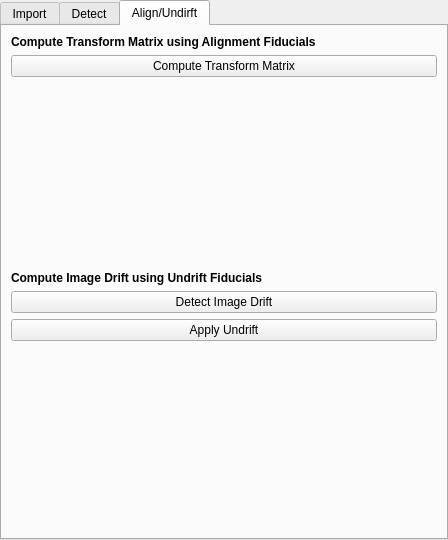
Old version of the form src/napari_gapseq2/widget_ui.ui in the repository piedrro/napari-GapSeq2.
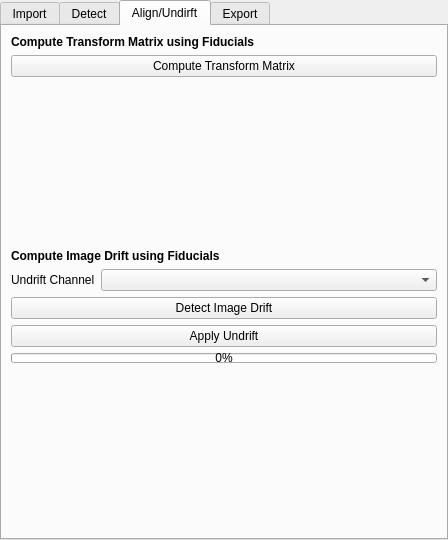
New version of the form. The open tabs and pages were chosen to show the change.

What changed in the file:
```diff
--- a/src/napari_gapseq2/widget_ui.ui
+++ b/src/napari_gapseq2/widget_ui.ui
@@ -400,7 +400,7 @@
        </font>
       </property>
       <property name="text">
-       <string>Compute Transform Matrix using Alignment Fiducials</string>
+       <string>Compute Transform Matrix using Fiducials</string>
       </property>
      </widget>
     </item>
@@ -433,10 +433,24 @@
        </font>
       </property>
       <property name="text">
-       <string>Compute Image Drift using Undrift Fiducials</string>
+       <string>Compute Image Drift using Fiducials</string>
       </property>
      </widget>
     </item>
+    <item>
+     <layout class="QFormLayout" name="formLayout_4">
+      <item row="0" column="0">
+       <widget class="QLabel" name="label_14">
+        <property name="text">
+         <string>Undrift Channel</string>
+        </property>
+       </widget>
+      </item>
+      <item row="0" column="1">
+       <widget class="QComboBox" name="undrift_channel_selector"/>
+      </item>
+     </layout>
+    </item>
     <item>
      <widget class="QPushButton" name="detect_undrift">
       <property name="text">
@@ -451,6 +465,19 @@
       </property>
      </widget>
     </item>
+    <item>
+     <widget class="QProgressBar" name="undrift_progressbar">
+      <property name="maximumSize">
+       <size>
+        <width>16777215</width>
+        <height>10</height>
+       </size>
+      </property>
+      <property name="value">
+       <number>0</number>
+      </property>
+     </widget>
+    </item>
     <item>
      <spacer name="verticalSpacer_4">
       <property name="orientation">
@@ -466,6 +493,20 @@
     </item>
    </layout>
   </widget>
+  <widget class="QWidget" name="tab_4">
+   <attribute name="title">
+    <string>Export</string>
+   </attribute>
+   <layout class="QVBoxLayout" name="verticalLayout_4">
+    <item>
+     <widget class="QPushButton" name="gapseq_export_data">
+      <property name="text">
+       <string>Export Data</string>
+      </property>
+     </widget>
+    </item>
+   </layout>
+  </widget>
  </widget>
  <resources/>
  <connections/>
```
Left out of the diff: 13 changed lines with no effect on the pictures.
